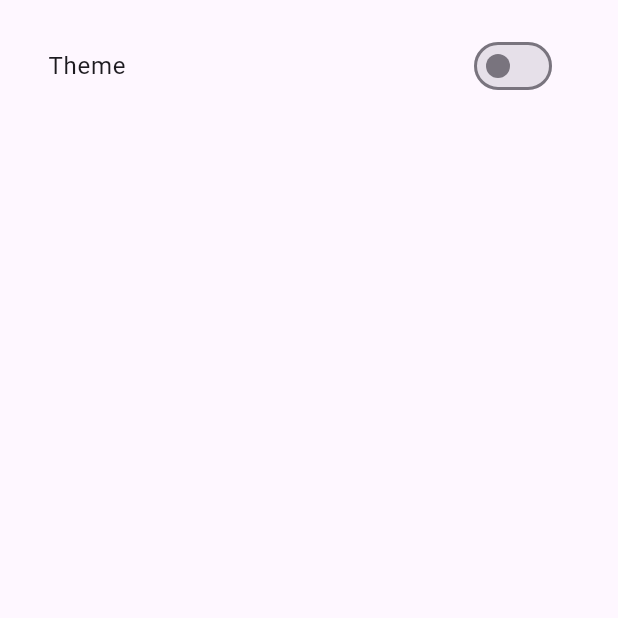
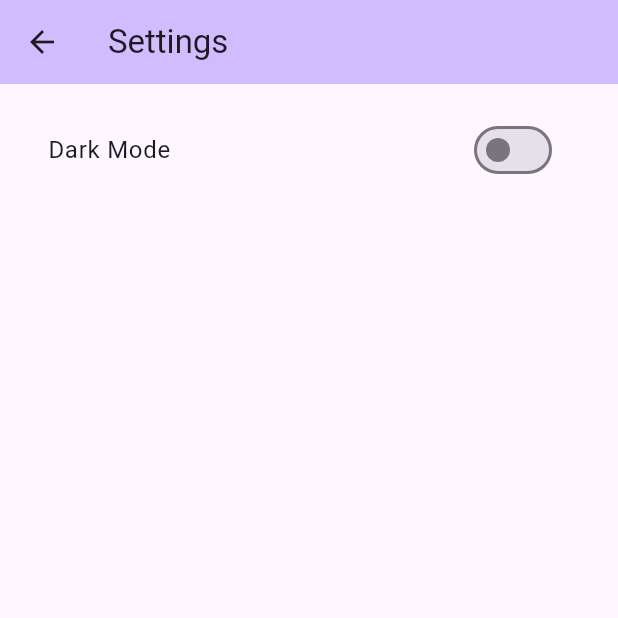
Before and after one commit to AaronSchell27/veto, a Flutter app: the SettingsView screen opened directly, on a phone screen of 412 x 824 dp, the top half of it. Run offline on Flutter 3.47's test engine with Material 3 defaults, Android fonts, the phone set to English and light mode, and no system bars; our stand-ins replace bloc, flutter_bloc, supabase_flutter; accounts and stored records are empty; generated files the repository leaves out were written again.

Commit message:
Relabeled dark theme button

```diff
--- a/veto/lib/features/settings/view/settings_view.dart
+++ b/veto/lib/features/settings/view/settings_view.dart
@@ -12,11 +12,12 @@ class SettingsView extends StatelessWidget {
   @override
   Widget build(BuildContext context) {
     return Scaffold(
+      appBar: AppBar(title: const Text('Settings')),
       body: ListView(
         padding: const EdgeInsets.all(16),
         children: const [
           ListTile(
-            title: Text('Theme'),
+            title: Text('Dark Mode'),
             trailing: DarkModeSwitch(),
           ),
         ],
```
